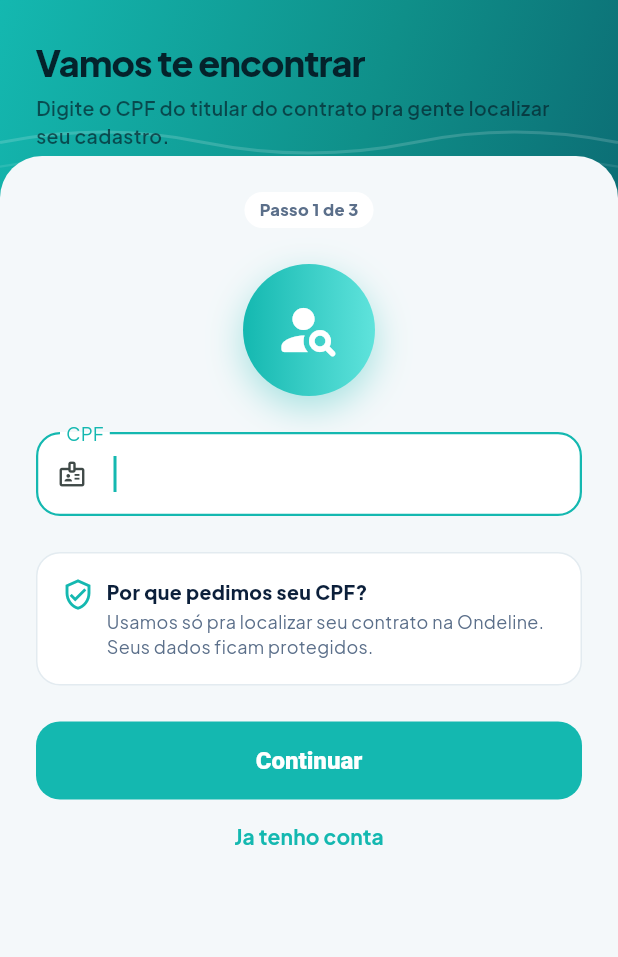
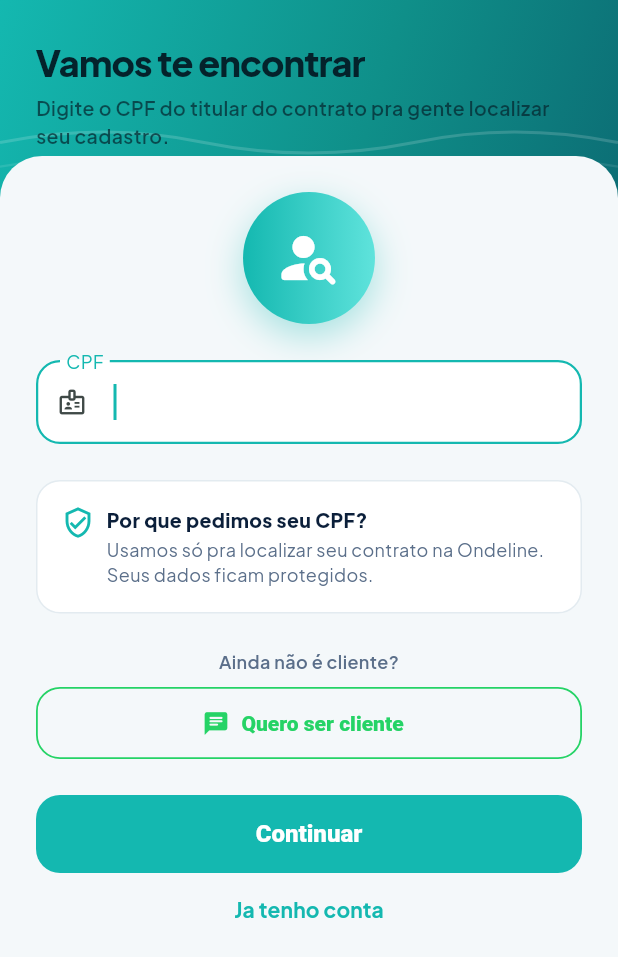
Before and after one commit to robertbr123/blabla, a Flutter app: the screen it shows after launch, on a phone screen of 412 x 824 dp. Shown: the top 957 px of the screen. Run offline on Flutter 3.47's test engine with Material 3 defaults, Android fonts, the phone set to English and light mode, and no system bars; our stand-ins replace connectivity_plus, dio, drift, firebase_core, firebase_messaging, flutter_local_notifications and 10 more; missing offline and left inert: home_widget; accounts and stored records are empty; generated files the repository leaves out were written again.

Commit message:
feat(cliente): CTA quero ser cliente fixo na tela de cpf

```diff
--- a/apps/cliente-mobile/lib/features/onboarding/onboarding_cpf_screen.dart
+++ b/apps/cliente-mobile/lib/features/onboarding/onboarding_cpf_screen.dart
@@ -64,6 +64,38 @@ class _OnboardingCpfScreenState extends ConsumerState<OnboardingCpfScreen> {
   void _toast(String s) =>
       ScaffoldMessenger.of(context).showSnackBar(SnackBar(content: Text(s)));
 
+  /// Busca o contato de WhatsApp com melhor esforço e abre o wa.me com a
+  /// mensagem padrão. Retorna `true` se conseguiu localizar o número e
+  /// disparar o launch, `false` caso contrário (sem número/erro).
+  Future<bool> _abrirWhatsappComercial() async {
+    String? whatsNumber;
+    try {
+      final contatos = await ref.read(contatosOperadoraProvider.future);
+      for (final c in contatos) {
+        if (c.tipo == 'whatsapp') {
+          final digits = c.valor.replaceAll(RegExp(r'\D'), '');
+          if (digits.isNotEmpty) whatsNumber = digits;
+          break;
+        }
+      }
+    } on Object {
+      whatsNumber = null;
+    }
+    if (whatsNumber == null) return false;
+    final uri = Uri.parse(
+      'https://wa.me/$whatsNumber'
+      '?text=${Uri.encodeComponent(
+        'Olá! Baixei o app da Ondeline e quero ser cliente 😃',
+      )}',
+    );
+    try {
+      await launchUrl(uri, mode: LaunchMode.externalApplication);
+      return true;
+    } on Object {
+      return false;
+    }
+  }
+
   Future<void> _showNotFoundSheet() async {
     // Busca o contato de WhatsApp com melhor esforço, antes de exibir a
     // sheet, pra decidir se mostra o CTA (sem contato/erro -> some, graceful).
@@ -123,20 +155,7 @@ class _OnboardingCpfScreenState extends ConsumerState<OnboardingCpfScreen> {
               const SizedBox(height: BrandTokens.spaceLg),
               if (whatsNumber != null) ...[
                 FilledButton.icon(
-                  onPressed: () async {
-                    final uri = Uri.parse(
-                      'https://wa.me/$whatsNumber'
-                      '?text=${Uri.encodeComponent(
-                        'Olá! Baixei o app da Ondeline e quero ser cliente 😃',
-                      )}',
-                    );
-                    try {
-                      await launchUrl(uri,
-                          mode: LaunchMode.externalApplication);
-                    } on Object {
-                      // Best-effort — se falhar, apenas ignora.
-                    }
-                  },
+                  onPressed: _abrirWhatsappComercial,
                   icon: const Icon(Icons.chat_rounded),
                   label: const Text('Quero ser cliente'),
                   style: FilledButton.styleFrom(
@@ -178,27 +197,6 @@ class _OnboardingCpfScreenState extends ConsumerState<OnboardingCpfScreen> {
       subtitle: 'Digite o CPF do titular do contrato pra gente localizar seu cadastro.',
       child: Column(
         children: [
-          Container(
-            padding: const EdgeInsets.symmetric(
-              horizontal: BrandTokens.spaceSm + 2,
-              vertical: BrandTokens.spaceXs,
-            ),
-            decoration: BoxDecoration(
-              color: isDark ? BrandTokens.surfaceDark : BrandTokens.surface,
-              borderRadius: BorderRadius.circular(BrandTokens.radiusSm),
-            ),
-            child: Text(
-              'Passo 1 de 3',
-              style: TextStyle(
-                fontSize: 11,
-                fontWeight: FontWeight.w800,
-                color: isDark
-                    ? BrandTokens.textSecondaryDark
-                    : BrandTokens.textSecondary,
-              ),
-            ),
-          ),
-          const SizedBox(height: BrandTokens.spaceLg),
           Container(
             width: 88,
             height: 88,
@@ -264,6 +262,44 @@ class _OnboardingCpfScreenState extends ConsumerState<OnboardingCpfScreen> {
               ],
             ),
           ),
+          const SizedBox(height: BrandTokens.spaceLg),
+          Text(
+            'Ainda não é cliente?',
+            textAlign: TextAlign.center,
+            style: TextStyle(
+              fontSize: 12,
+              fontWeight: FontWeight.w600,
+              color: isDark
+                  ? BrandTokens.textSecondaryDark
+                  : BrandTokens.textSecondary,
+            ),
+          ),
+          const SizedBox(height: BrandTokens.spaceSm),
+          OutlinedButton.icon(
+            onPressed: () async {
+              final ok = await _abrirWhatsappComercial();
+              if (!ok && mounted) {
+                _toast(
+                  'Não conseguimos abrir o WhatsApp agora. '
+                  'Tenta de novo mais tarde.',
+                );
+              }
+            },
+            icon: const Icon(Icons.chat_rounded),
+            label: const Text('Quero ser cliente'),
+            style: OutlinedButton.styleFrom(
+              side: const BorderSide(
+                color: BrandTokens.brandWhatsapp,
+                width: 1.2,
+              ),
+              foregroundColor: BrandTokens.brandWhatsapp,
+              minimumSize: const Size.fromHeight(48),
+              shape: RoundedRectangleBorder(
+                borderRadius: BorderRadius.circular(BrandTokens.radiusMd),
+              ),
+              textStyle: const TextStyle(fontWeight: FontWeight.w800),
+            ),
+          ),
         ],
       ),
       bottom: Column(
```
